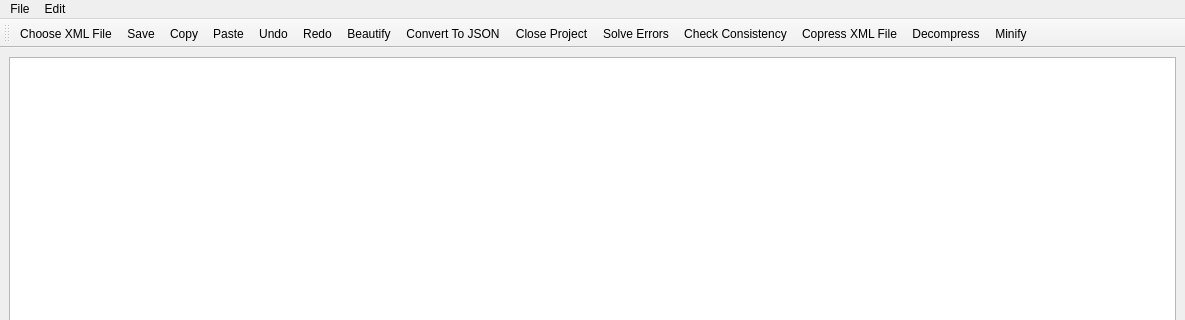
Above: mainwindow.ui from nabil-rady/XML-Editor before the change; both pictures show x 0 to 1185 and y 0 to 320 of the 1185 by 637 pixel window. Below: the same form after it.
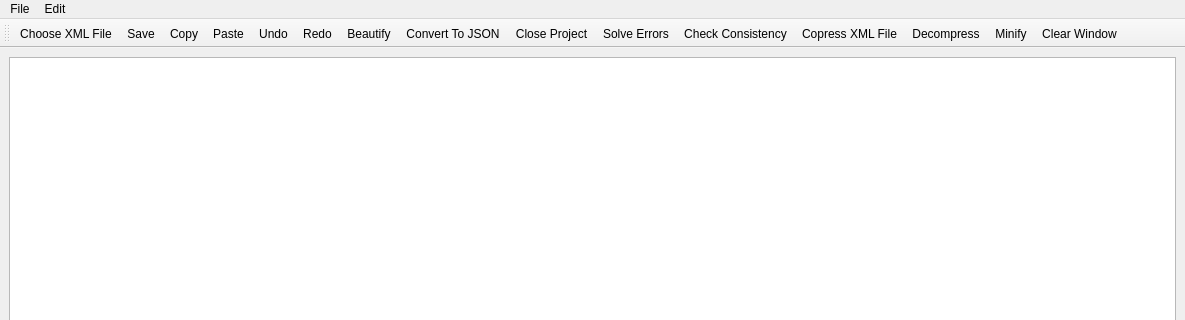
That is the form after the change. Icons and pictures are not drawn.

Commit message: clear button

Diff of the .ui file:
```diff
--- a/mainwindow.ui
+++ b/mainwindow.ui
@@ -87,6 +87,7 @@
    <addaction name="actionCopress_XML_File"/>
    <addaction name="actionDecompress"/>
    <addaction name="actionMinify"/>
+   <addaction name="actionClear_Window"/>
   </widget>
   <action name="actionQuit">
    <property name="icon">
@@ -235,6 +236,15 @@
     <string>Minify</string>
    </property>
   </action>
+  <action name="actionClear_Window">
+   <property name="icon">
+    <iconset resource="resource.qrc">
+     <normaloff>:/new/prefix1/Seanau-Email-Clear.ico</normaloff>:/new/prefix1/Seanau-Email-Clear.ico</iconset>
+   </property>
+   <property name="text">
+    <string>Clear Window</string>
+   </property>
+  </action>
  </widget>
  <resources>
   <include location="resource.qrc"/>
```
Left out of the diff: 1 changed line with no effect on the pictures. The commit also changes 5 other files.
